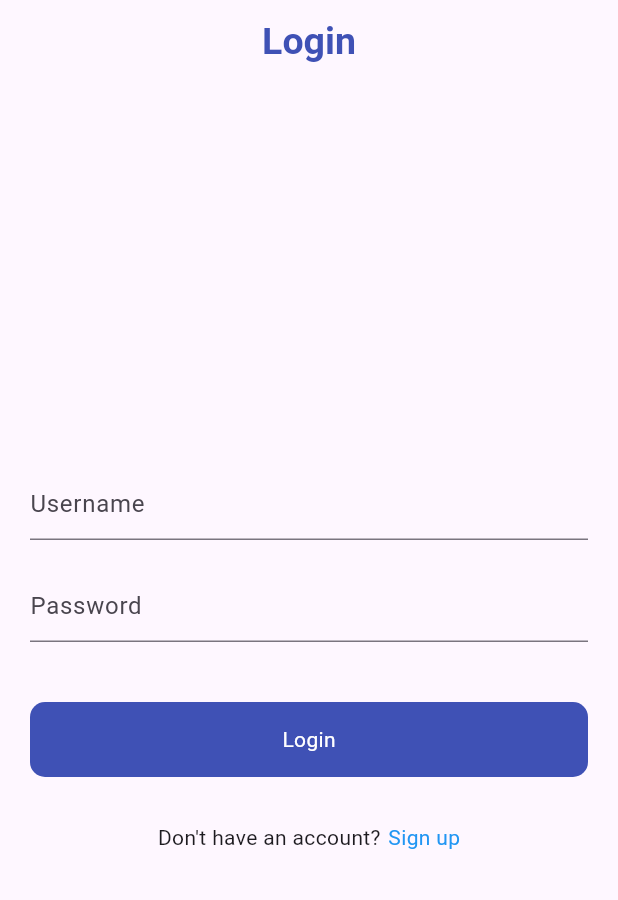
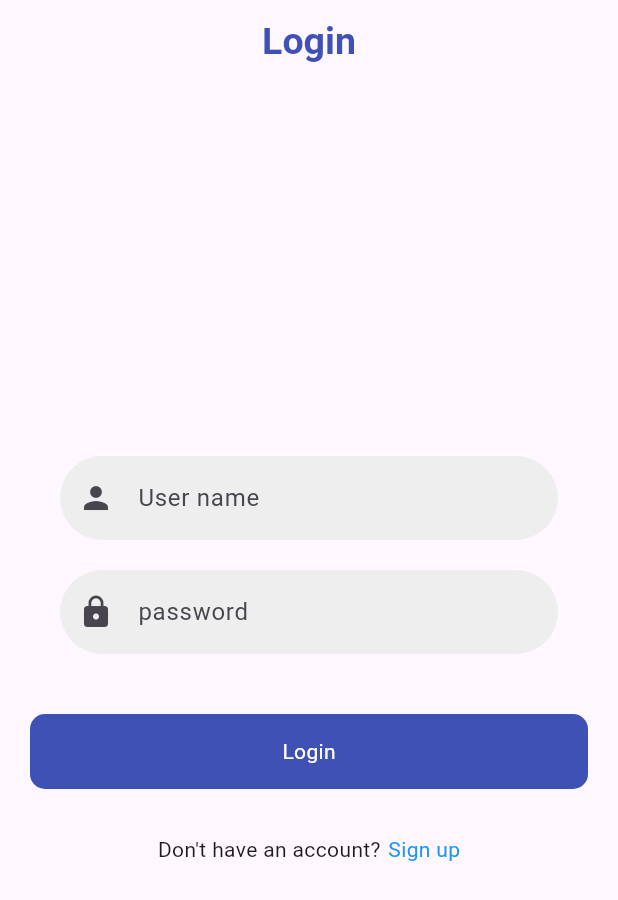
Before and after one commit to MaryamSakr/MobileAss1, a Flutter app: the screen it shows after launch, on a phone screen of 412 x 824 dp. Shown: the top 900 px of the screen. Run offline on Flutter 3.47's test engine with Material 3 defaults, Android fonts, the phone set to English and light mode, and no system bars; our stand-ins replace image_picker, sqflite, toast; accounts and stored records are empty.

Commit message:
login text field

```diff
--- a/lib/Login.dart
+++ b/lib/Login.dart
@@ -6,6 +6,7 @@ import 'package:first_assiment/profile.dart';
 import 'package:flutter/material.dart';
 import 'DataBaseHandler/FileHelper.dart';
 import 'Logic.dart';
+import 'getFormTextField.dart';
 
 class Login extends StatefulWidget {
   static String id = 'Login';
@@ -37,20 +38,18 @@ class _LoginState extends State<Login> {
           mainAxisAlignment: MainAxisAlignment.center,
           crossAxisAlignment: CrossAxisAlignment.center,
           children: [
-            TextFormField(
-              controller: usernameController,
-              decoration:const InputDecoration(
-                hintText: 'Username',
-              ),
+            getTextFormField(
+                controller: usernameController,
+                icon: Icons.person,
+                hintName: 'User name'
             ),
             const SizedBox(height: 20),
-            TextFormField(
-              controller: passwordController,
-              obscureText: true,
-              decoration:const  InputDecoration(
-                hintText: 'Password',
-              ),
-            ),
+          getTextFormField(
+            controller: passwordController,
+            icon: Icons.lock,
+            hintName: 'password',
+            isObscureText: true,
+          ),
             SizedBox(height: 40),
             GestureDetector(
               onTap: () async {
@@ -60,7 +59,6 @@ class _LoginState extends State<Login> {
                 if(isLoggedIn){
                   Navigator.push(context, MaterialPageRoute(builder: (context) => Profile(UserName: usernameController.text,)));
                 }
-                // Navigator.push(context, MaterialPageRoute(builder: (context) => Profile(UserName: usernameController.text,)));
                 login(
                   usernameController.text.toString(),
                   passwordController.text.toString(),
```
Also changed, not shown: lib/SignUp.dart (+0 -8 lines).
